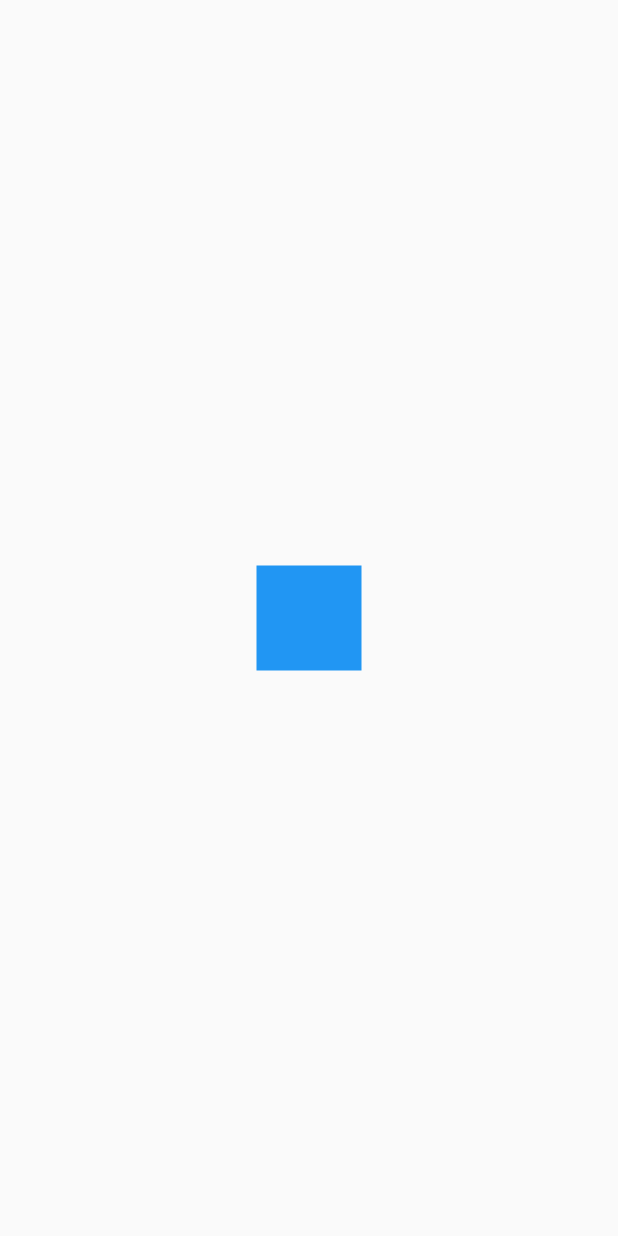
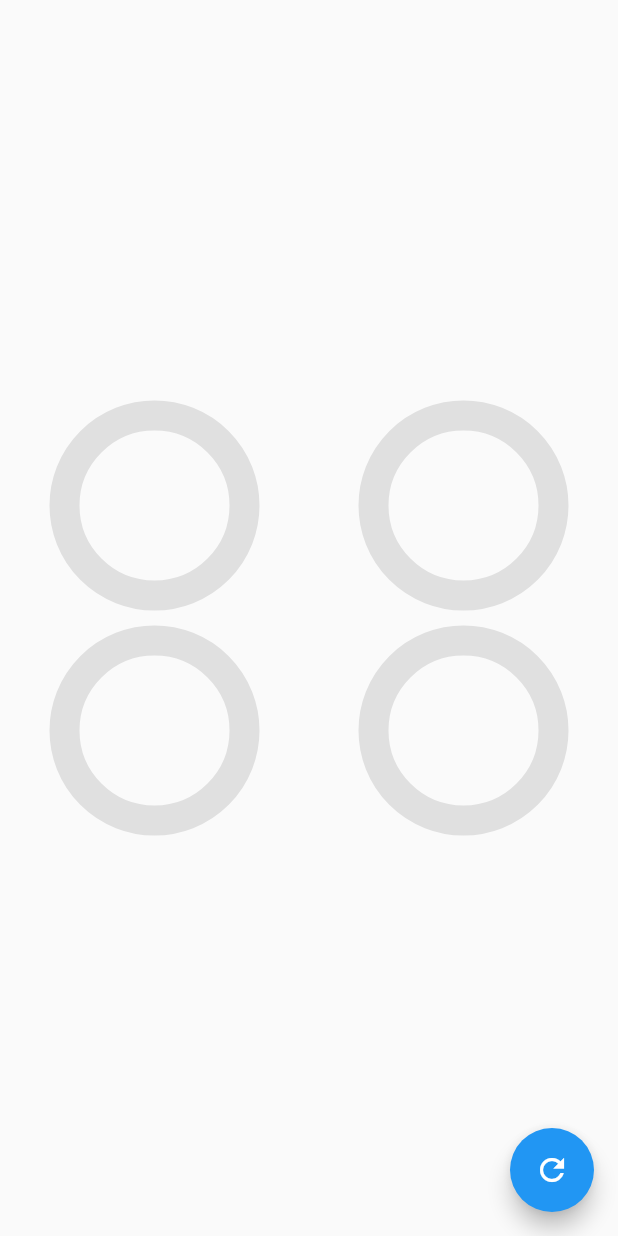
Before and after one commit to churtu/flutter-adv-disenio-headers, a Flutter app: the screen it shows after launch, on a phone screen of 412 x 824 dp. Run offline on Flutter 3.47's test engine with Material 2 defaults, Android fonts, the light colour scheme and no system bars.

Commit message:
Fin seccion 4 - ProgressBar circular - Animated Custom Painter

```diff
--- a/lib/main.dart
+++ b/lib/main.dart
@@ -1,5 +1,4 @@
 import 'package:adv_disenios/src/pages/pages.dart';
-import 'package:adv_disenios/src/reto/cuadrado_animado_page.dart';
 import 'package:flutter/material.dart';
 
 void main() => runApp(const MyApp());
@@ -12,7 +11,7 @@ class MyApp extends StatelessWidget {
     return const MaterialApp(
       debugShowCheckedModeBanner: false,
       title: 'Material App',
-      home: CuadradoAnimadoPage(),
+      home: GraficasCircularesPage(),
     );
   }
 }
--- /dev/null
+++ b/lib/src/pages/graficas_circulares_page.dart
@@ -0,0 +1,81 @@
+import 'package:adv_disenios/src/widgets/widgets.dart';
+import 'package:flutter/material.dart';
+
+class GraficasCircularesPage extends StatefulWidget {
+
+  const GraficasCircularesPage({Key? key}) : super(key: key);
+
+  @override
+  State<GraficasCircularesPage> createState() => _GraficasCircularesPageState();
+}
+
+class _GraficasCircularesPageState extends State<GraficasCircularesPage> {
+  double porcentaje = 0;
+  @override
+  Widget build(BuildContext context) {
+    return Scaffold(
+      floatingActionButton: FloatingActionButton(
+        onPressed: () {
+          setState(() {
+            porcentaje += 10;
+            if(porcentaje > 100){
+              porcentaje = 0;
+            }
+          });
+        },
+        child: const Icon(Icons.refresh),
+      ),
+      body: Column(
+        mainAxisAlignment: MainAxisAlignment.center,
+        children: [
+          Row(
+            mainAxisAlignment: MainAxisAlignment.spaceAround,
+            children: [
+              _CustomRadialProgress(porcentaje: porcentaje, color: Colors.red),
+              _CustomRadialProgress(porcentaje: porcentaje, color: Colors.black),
+            ],
+          ),
+          Row(
+            mainAxisAlignment: MainAxisAlignment.spaceAround,
+            children: [
+              _CustomRadialProgress(porcentaje: porcentaje, color: Colors.blue),
+              _CustomRadialProgress(porcentaje: porcentaje, color: Colors.deepPurple,),
+            ],
+          ),
+        ],
+      ),
+    );
+  }
+}
+
+class _CustomRadialProgress extends StatelessWidget {
+  final Color color;
+  const _CustomRadialProgress({
+    required this.porcentaje,
+    required this.color
+  });
+
+  final double porcentaje;
+
+  @override
+  Widget build(BuildContext context) {
+    return SizedBox(
+      width: 150,
+      height: 150,
+      child: RadialProgress(
+       porcentaje: porcentaje,
+       primaryColor: color,
+       secondaryColor: Colors.grey[300]!,
+       circleStrokeWidth: 20,
+       arcStrokeWidth: 5,
+       gradiente: const LinearGradient(
+        colors: [
+          Colors.red,
+          Colors.white,
+          Colors.blue
+        ]
+       ),
+     ),
+    );
+  }
+}
--- a/lib/src/pages/pages.dart
+++ b/lib/src/pages/pages.dart
@@ -1,2 +1,3 @@
+export 'package:adv_disenios/src/pages/graficas_circulares_page.dart';
 export 'package:adv_disenios/src/pages/animaciones_page.dart';
 export 'package:adv_disenios/src/pages/headers_page.dart';
--- /dev/null
+++ b/lib/src/widgets/radial_progress.dart
@@ -0,0 +1,132 @@
+import 'dart:math';
+
+import 'package:flutter/material.dart';
+
+class RadialProgress extends StatefulWidget {
+  final Color primaryColor;
+  final Color secondaryColor;
+  final double arcStrokeWidth;
+  final double circleStrokeWidth;
+  final double porcentaje;
+  final Gradient? gradiente;
+
+  const RadialProgress({
+    super.key,
+    required this.porcentaje,
+    this.arcStrokeWidth = 10,
+    this.circleStrokeWidth = 4,
+    this.primaryColor = Colors.blue,
+    this.secondaryColor = Colors.grey,
+    this.gradiente
+  });
+
+  @override
+  State<RadialProgress> createState() => _RadialProgressState();
+}
+
+class _RadialProgressState extends State<RadialProgress>
+    with SingleTickerProviderStateMixin {
+  late AnimationController _animationController;
+  late double _porcentajeAnterior;
+
+  @override
+  void initState() {
+    _porcentajeAnterior = widget.porcentaje;
+    _animationController = AnimationController(
+        vsync: this, duration: const Duration(milliseconds: 200));
+    super.initState();
+  }
+
+  @override
+  void dispose() {
+    _animationController.dispose();
+    super.dispose();
+  }
+
+  @override
+  Widget build(BuildContext context) {
+    _animationController.forward(from: 0);
+    final double diferenciaAnimar = widget.porcentaje - _porcentajeAnterior;
+    _porcentajeAnterior = widget.porcentaje;
+
+    return AnimatedBuilder(
+        animation: _animationController,
+        builder: (context, child) {
+          return Container(
+            padding: const EdgeInsets.all(15),
+            child: CustomPaint(
+              painter: _RadialProgress(
+                porcentaje: (widget.porcentaje - diferenciaAnimar ) + ( diferenciaAnimar * _animationController.value),
+                primaryColor: widget.primaryColor,
+                secondaryColor: widget.secondaryColor,
+                circleStrokeWidth: widget.circleStrokeWidth,
+                arcStrokeWidth: widget.arcStrokeWidth,
+                gradiente: widget.gradiente
+              ),
+            ),
+          );
+        });
+  }
+}
+
+class _RadialProgress extends CustomPainter {
+  final double porcentaje;
+  final Color primaryColor;
+  final Color secondaryColor;
+  final double circleStrokeWidth;
+  final double arcStrokeWidth;
+  final Gradient? gradiente;
+
+  _RadialProgress({
+    required this.porcentaje,
+    required this.primaryColor,
+    required this.secondaryColor,
+    required this.circleStrokeWidth,
+    required this.arcStrokeWidth,
+    this.gradiente
+  });
+
+  @override
+  void paint(Canvas canvas, Size size) {
+    // circulo
+
+    final paint = Paint()
+      ..strokeWidth = circleStrokeWidth
+      ..color = secondaryColor
+      ..style = PaintingStyle.stroke;
+
+    final center = Offset(size.width * .5, size.height * .5);
+    final radius = min(size.width * .5, size.hashCode * .5);
+
+    canvas.drawCircle(center, radius, paint);
+
+    // arco
+
+    final paintArco = Paint()
+      ..strokeWidth = arcStrokeWidth
+      ..style = PaintingStyle.stroke
+      ..strokeCap = StrokeCap.round;
+
+    // Gradiente o color uniforme
+    // Si viene el gradient se coloca
+
+    if(gradiente == null){
+      paintArco.color = primaryColor;
+    }else{
+      final rect = Rect.fromCircle(
+        center: center,
+        radius: radius
+      );
+      paintArco.shader = gradiente!.createShader(rect);
+    }
+    // Parte que se debera ir llenando
+
+    double anguloArco = 2 * pi * (porcentaje / 100);
+
+    canvas.drawArc(Rect.fromCircle(center: center, radius: radius), -pi / 2,
+        anguloArco, false, paintArco);
+  }
+
+  @override
+  bool shouldRepaint(covariant CustomPainter oldDelegate) => true;
+}
--- a/lib/src/widgets/widgets.dart
+++ b/lib/src/widgets/widgets.dart
@@ -1 +1,2 @@
+export 'package:adv_disenios/src/widgets/radial_progress.dart';
 export 'package:adv_disenios/src/widgets/headers.dart';
```
Also changed, not shown: lib/src/labs/circular_progress_bar_circular_page.dart (added, +121 -0 lines).
